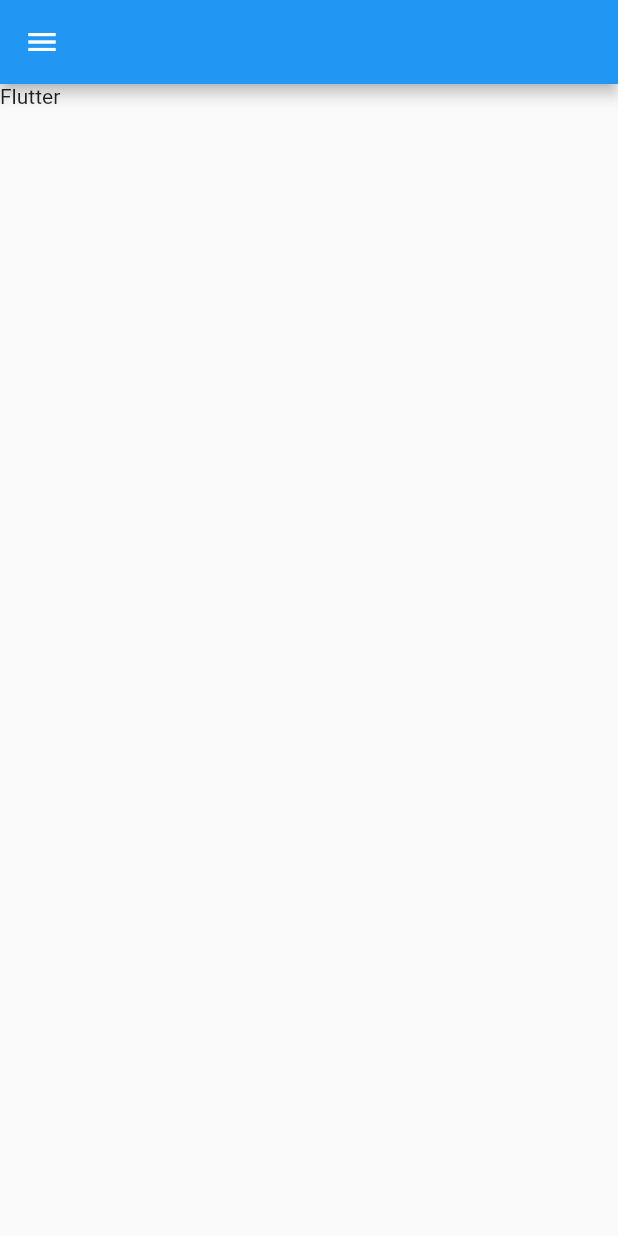
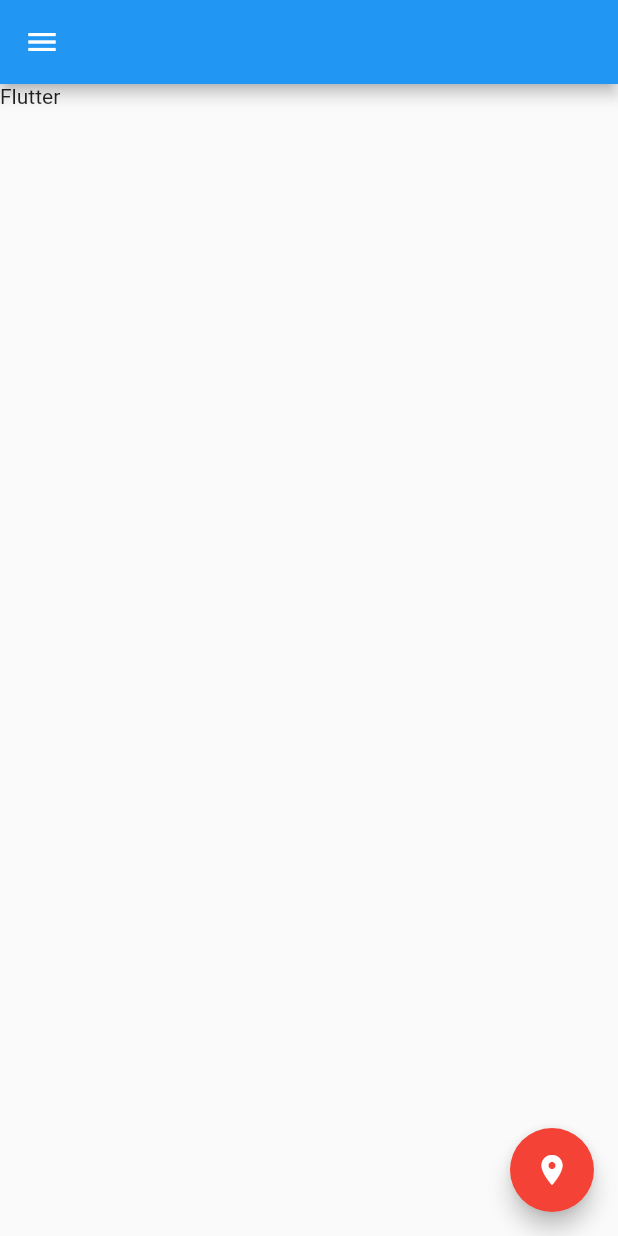
Before and after one commit to wejden7/Flutter_Tutorial, a Flutter app: the screen it shows after launch, on a phone screen of 412 x 824 dp. Run offline on Flutter 3.47's test engine with Material 2 defaults, Android fonts, the phone set to English and light mode, and no system bars.

Commit message:
FloatingActionButton

```diff
--- a/lib/main.dart
+++ b/lib/main.dart
@@ -12,6 +12,12 @@ class MyApp extends StatelessWidget {
         home: Scaffold(
             appBar: AppBar(),
             drawer: Drawer(),
+            //FloatingActionButton
+            floatingActionButton: FloatingActionButton(
+              onPressed: () {},
+              backgroundColor: Colors.red,
+              child: Icon(Icons.place),
+            ),
             body: Column(
               children: [
                 InkWell(
```
